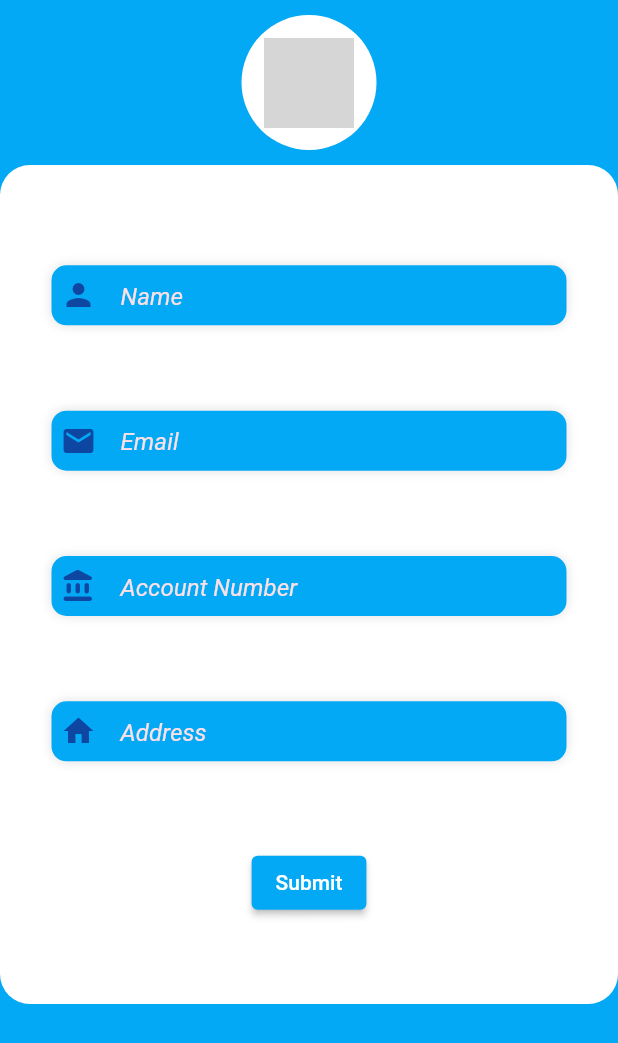
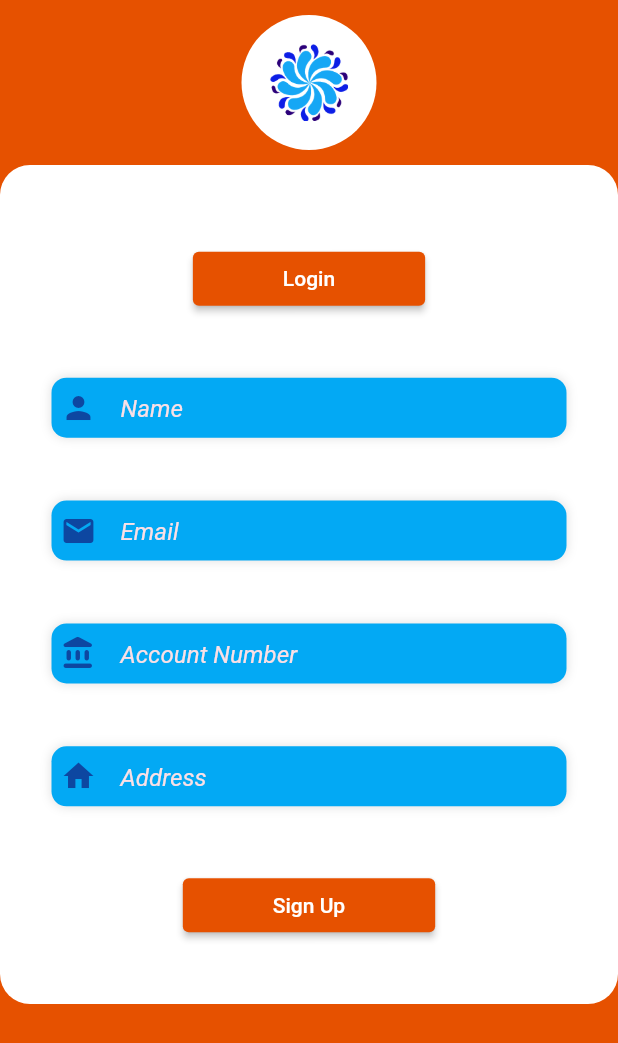
Before and after one commit to abymathewtkv/billPaymentApp, a Flutter app: the screen it shows after launch, on a phone screen of 412 x 824 dp. Shown: the top 1043 px of the screen. Run offline on Flutter 3.47's test engine with Material 2 defaults, Android fonts, the phone set to English and light mode, and no system bars; grey boxes are pictures that could not be loaded.

Commit message:
color has been changed

```diff
--- a/lib/ScreenTwo/screen_two.dart
+++ b/lib/ScreenTwo/screen_two.dart
@@ -39,7 +39,7 @@ class _MyHomePageState extends State<MyHomePage> {
           constraints:
               BoxConstraints(maxHeight: MediaQuery.of(context).size.height),
           child: Container(
-            color: const Color(0xFF03A9F4),
+            color: const Color(0xFFE65100),
             height: MediaQuery.of(context).size.height,
             width: double.infinity,
             child: SingleChildScrollView(
@@ -63,7 +63,8 @@ class _MyHomePageState extends State<MyHomePage> {
                               width: 70.0,
                               decoration: const BoxDecoration(
                                   image: DecorationImage(
-                                      image: AssetImage('assets/images/pic2.png'),
+                                      image:
+                                          AssetImage('assets/images/logo2.png'),
                                       fit: BoxFit.cover)),
                             ),
                           ),
@@ -74,7 +75,6 @@ class _MyHomePageState extends State<MyHomePage> {
                   const SizedBox(
                     height: 10.0,
                   ),
-
                   Container(
                     decoration: const BoxDecoration(
                         color: Colors.white,
@@ -92,6 +92,8 @@ class _MyHomePageState extends State<MyHomePage> {
                         child: Column(
                           mainAxisAlignment: MainAxisAlignment.spaceEvenly,
                           children: [
+                             clickButton("Login"),
+
                             const TextFieldClass(
                               name: "Name",
                               icons: Icons.person,
@@ -106,12 +108,8 @@ class _MyHomePageState extends State<MyHomePage> {
                               name: "Address",
                               icons: Icons.home,
                             ),
-                            ElevatedButton(
-                              style: ElevatedButton.styleFrom(
-                                  primary: const Color(0xFF03A9F4)),
-                              onPressed: () {},
-                              child: const Text("Submit"),
-                            ),
+                            clickButton("Sign Up"),
+
                           ],
                         ),
                       ),
@@ -125,4 +123,14 @@ class _MyHomePageState extends State<MyHomePage> {
       ),
     );
   }
+
+  ElevatedButton clickButton(String text) {
+    return ElevatedButton(
+      style: ElevatedButton.styleFrom(
+          primary: const Color(0xFFE65100),
+          padding: const EdgeInsets.symmetric(horizontal: 60.0)),
+      onPressed: () {},
+      child: Text(text),
+    );
+  }
 }
```
